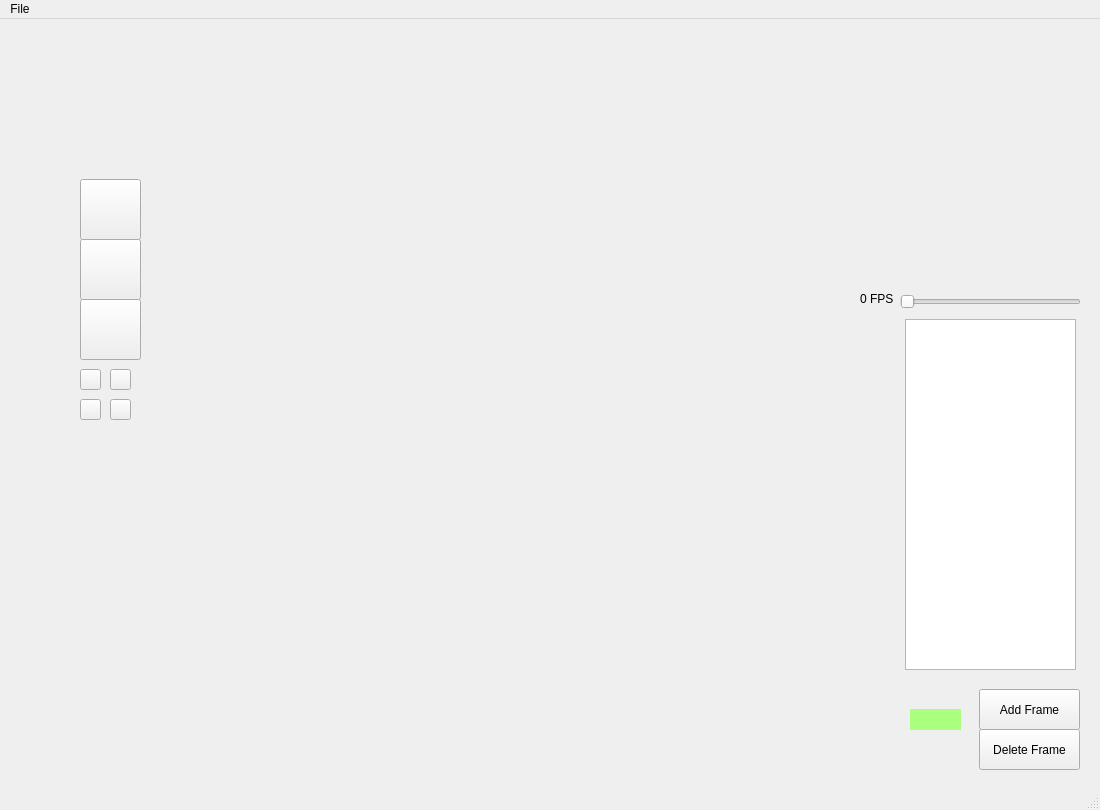
Qt form SpriteEditor/spriteview.ui (bestcreator01/sprite-editor) before a commit.
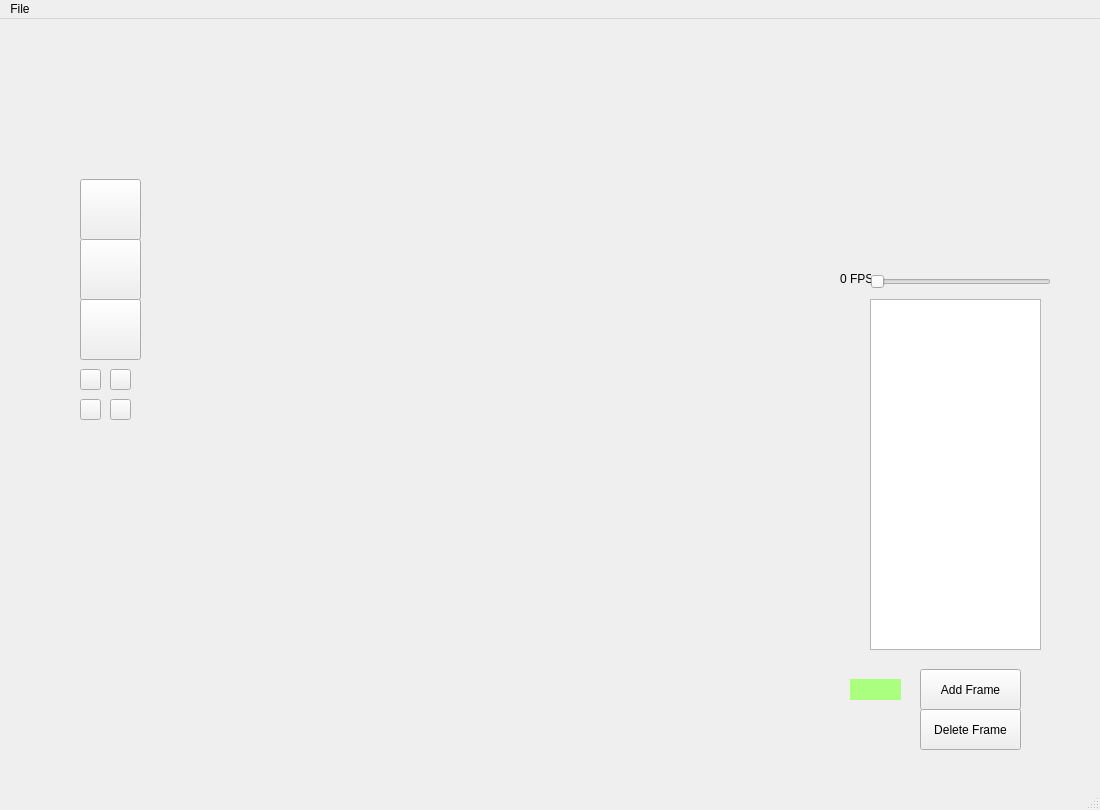
The same form after that commit.

Commit message: moved objects to the left a little

Patch:
```diff
--- a/SpriteEditor/spriteview.ui
+++ b/SpriteEditor/spriteview.ui
@@ -93,8 +93,8 @@
    <widget class="QLabel" name="coordinates">
     <property name="geometry">
      <rect>
-      <x>910</x>
-      <y>690</y>
+      <x>850</x>
+      <y>660</y>
       <width>51</width>
       <height>21</height>
      </rect>
@@ -109,8 +109,8 @@
    <widget class="QSlider" name="fpsSlider">
     <property name="geometry">
      <rect>
-      <x>900</x>
-      <y>270</y>
+      <x>870</x>
+      <y>250</y>
       <width>181</width>
       <height>25</height>
      </rect>
@@ -125,8 +125,8 @@
    <widget class="QPushButton" name="addFrame">
     <property name="geometry">
      <rect>
-      <x>979</x>
-      <y>670</y>
+      <x>920</x>
+      <y>650</y>
       <width>101</width>
       <height>41</height>
      </rect>
@@ -138,8 +138,8 @@
    <widget class="QPushButton" name="deleteFrame">
     <property name="geometry">
      <rect>
-      <x>979</x>
-      <y>710</y>
+      <x>920</x>
+      <y>690</y>
       <width>101</width>
       <height>41</height>
      </rect>
@@ -151,9 +151,9 @@
    <widget class="QLabel" name="FPSLabel">
     <property name="geometry">
      <rect>
-      <x>860</x>
-      <y>270</y>
-      <width>51</width>
+      <x>840</x>
+      <y>250</y>
+      <width>31</width>
       <height>20</height>
      </rect>
     </property>
@@ -164,8 +164,8 @@
    <widget class="QListWidget" name="listWidget">
     <property name="geometry">
      <rect>
-      <x>905</x>
-      <y>300</y>
+      <x>870</x>
+      <y>280</y>
       <width>171</width>
       <height>351</height>
      </rect>
```
